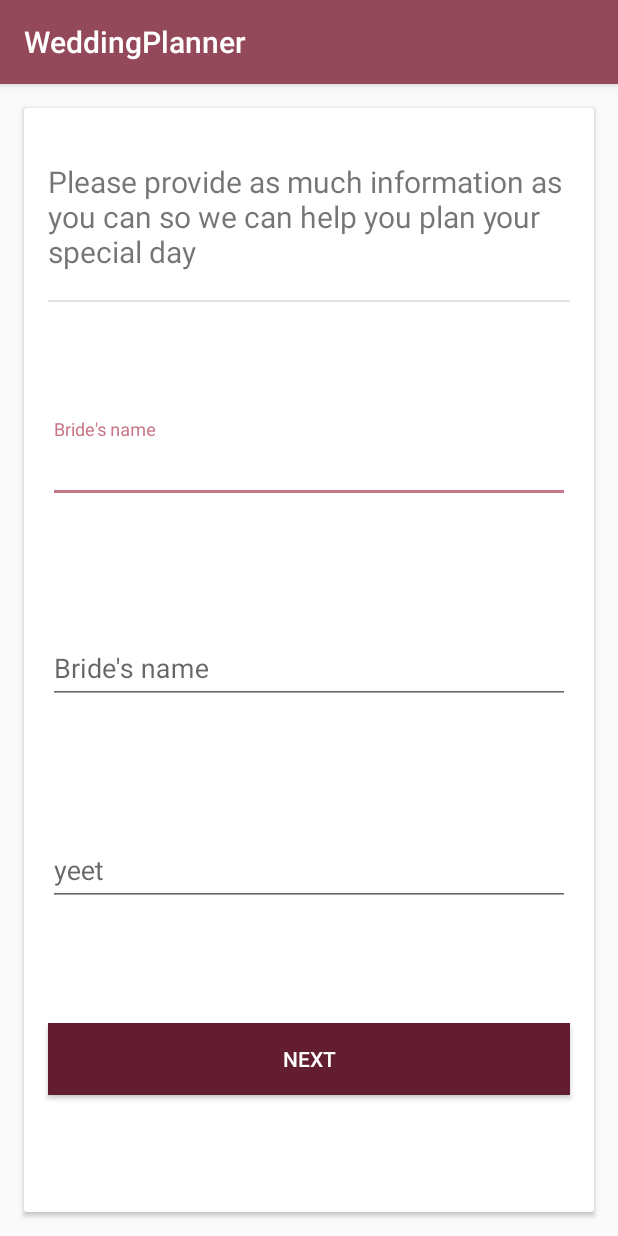
After one commit to LinkEdgar/WeddingPlanner, an Android app: the fragment WeddingDetailForm shown on its own in the app's theme, on a phone screen of 412 x 824 dp. The commit adds this screen. Run offline under Robolectric (Android 15) with nearby library versions, the phone set to English and light mode, and no system bars.

Commit message:
Wedding detail form part one works

```diff
--- a/WeddingPlanner/app/src/main/java/com/example/weddingplanner/MainActivity.kt
+++ b/WeddingPlanner/app/src/main/java/com/example/weddingplanner/MainActivity.kt
@@ -35,7 +35,7 @@ class MainActivity : AppCompatActivity() {
         // Passing each menu ID as a set of Ids because each
         // menu should be considered as top level destinations.
         appBarConfiguration = AppBarConfiguration(
-            setOf(R.id.nav_home, R.id.nav_gallery, R.id.nav_slideshow, R.id.nav_tools, R.id.nav_share, R.id.nav_send), drawerLayout)
+            setOf(R.id.nav_home, R.id.nav_wed_detail, R.id.nav_slideshow, R.id.nav_tools, R.id.nav_share, R.id.nav_send), drawerLayout)
         setupActionBarWithNavController(navController, appBarConfiguration)
         navView.setupWithNavController(navController)
     }
--- a/WeddingPlanner/app/src/main/java/com/example/weddingplanner/ui/gallery/GalleryFragment.kt
+++ /dev/null
@@ -1,31 +0,0 @@
-package com.example.weddingplanner.ui.gallery
-
-import android.os.Bundle
-import android.view.LayoutInflater
-import android.view.View
-import android.view.ViewGroup
-import android.widget.TextView
-import androidx.fragment.app.Fragment
-import androidx.lifecycle.Observer
-import androidx.lifecycle.ViewModelProviders
-import com.example.weddingplanner.R
-
-class GalleryFragment : Fragment() {
-
-    private lateinit var galleryViewModel: GalleryViewModel
-
-    override fun onCreateView(
-        inflater: LayoutInflater,
-        container: ViewGroup?,
-        savedInstanceState: Bundle?
-    ): View? {
-        galleryViewModel =
-            ViewModelProviders.of(this).get(GalleryViewModel::class.java)
-        val root = inflater.inflate(R.layout.fragment_gallery, container, false)
-        val textView: TextView = root.findViewById(R.id.text_gallery)
-        galleryViewModel.text.observe(this, Observer {
-            textView.text = it
-        })
-        return root
-    }
-}
--- /dev/null
+++ b/WeddingPlanner/app/src/main/java/com/example/weddingplanner/ui/gallery/WeddingDetailForm.kt
@@ -0,0 +1,20 @@
+package com.example.weddingplanner.ui.gallery
+
+import android.os.Bundle
+import android.view.LayoutInflater
+import android.view.View
+import android.view.ViewGroup
+import androidx.fragment.app.Fragment
+import androidx.lifecycle.ViewModelProviders
+import com.example.weddingplanner.R
+
+class WeddingDetailForm : Fragment() {
+
+    private lateinit var viewModel: WeddingDetailFormFragment
+
+    override fun onCreateView(inflater: LayoutInflater, container: ViewGroup?, savedInstanceState: Bundle?): View? {
+        viewModel = ViewModelProviders.of(this).get(WeddingDetailFormFragment::class.java)
+        val root = inflater.inflate(R.layout.fragment_wedding_detail_form, container, false)
+        return root
+    }
+}
--- a/WeddingPlanner/app/src/main/java/com/example/weddingplanner/ui/gallery/GalleryViewModel.kt
+++ b/WeddingPlanner/app/src/main/java/com/example/weddingplanner/ui/gallery/WeddingDetailFormFragment.kt
@@ -4,7 +4,7 @@ import androidx.lifecycle.LiveData
 import androidx.lifecycle.MutableLiveData
 import androidx.lifecycle.ViewModel
 
-class GalleryViewModel : ViewModel() {
+class WeddingDetailFormFragment : ViewModel() {
 
     private val _text = MutableLiveData<String>().apply {
         value = "This is gallery Fragment"
--- a/WeddingPlanner/app/src/main/res/layout/fragment_gallery.xml
+++ /dev/null
@@ -1,19 +0,0 @@
-<?xml version="1.0" encoding="utf-8"?>
-<androidx.constraintlayout.widget.ConstraintLayout xmlns:android="http://schemas.android.com/apk/res/android"
-    xmlns:app="http://schemas.android.com/apk/res-auto"
-    android:layout_width="match_parent"
-    android:layout_height="match_parent">
-
-    <TextView
-        android:id="@+id/text_gallery"
-        android:layout_width="match_parent"
-        android:layout_height="wrap_content"
-        android:layout_marginStart="8dp"
-        android:layout_marginTop="8dp"
-        android:layout_marginEnd="8dp"
-        android:textAlignment="center"
-        android:textSize="20sp"
-        app:layout_constraintEnd_toEndOf="parent"
-        app:layout_constraintStart_toStartOf="parent"
-        app:layout_constraintTop_toTopOf="parent" />
-</androidx.constraintlayout.widget.ConstraintLayout>
--- /dev/null
+++ b/WeddingPlanner/app/src/main/res/layout/fragment_wedding_detail_form.xml
@@ -0,0 +1,177 @@
+<?xml version="1.0" encoding="utf-8"?>
+<androidx.constraintlayout.widget.ConstraintLayout
+    xmlns:android="http://schemas.android.com/apk/res/android"
+    xmlns:app="http://schemas.android.com/apk/res-auto"
+    xmlns:tools="http://schemas.android.com/tools"
+    android:layout_width="match_parent"
+    android:layout_height="match_parent">
+
+    <androidx.cardview.widget.CardView
+        android:elevation="6dp"
+        android:layout_width="0dp"
+        android:layout_height="0dp"
+        app:layout_constraintBottom_toTopOf="@+id/guideline10"
+        app:layout_constraintEnd_toStartOf="@+id/guideline8"
+        app:layout_constraintStart_toStartOf="@+id/guideline7"
+        app:layout_constraintTop_toTopOf="@id/guideline9">
+
+        <androidx.constraintlayout.widget.ConstraintLayout
+            android:layout_width="match_parent"
+            android:layout_height="match_parent">
+
+
+            <TextView
+                android:id="@+id/header_tv"
+                android:layout_width="wrap_content"
+                android:layout_height="wrap_content"
+                android:text="@string/wed_detail__header"
+                android:textSize="@dimen/header_text_size"
+                app:layout_constrainedWidth="true"
+                app:layout_constraintBottom_toTopOf="@+id/divider"
+                app:layout_constraintEnd_toStartOf="@+id/guideline11"
+                app:layout_constraintHorizontal_bias="0.0"
+                app:layout_constraintStart_toStartOf="@+id/guideline12"
+                app:layout_constraintTop_toTopOf="@+id/guideline13"
+                tools:text="Please fill out as much information as you can about your special day. This will help us help you" />
+
+
+            <View
+                android:id="@+id/divider"
+                android:layout_width="0dp"
+                android:layout_height="1dp"
+                android:layout_marginTop="112dp"
+                android:background="@color/divder_color"
+                app:layout_constraintEnd_toStartOf="@+id/guideline11"
+                app:layout_constraintHorizontal_bias="0.0"
+                app:layout_constraintStart_toStartOf="@+id/guideline12"
+                app:layout_constraintTop_toTopOf="@+id/guideline13" />
+
+
+            <com.google.android.material.textfield.TextInputLayout
+                android:id="@+id/input_layout_1"
+                android:layout_width="0dp"
+                android:layout_height="wrap_content"
+                android:hint="@string/brides_name_hint"
+                app:layout_constraintBottom_toTopOf="@+id/input_layout_2"
+                app:layout_constraintEnd_toStartOf="@+id/guideline11"
+                app:layout_constraintHorizontal_bias="0.5"
+                app:layout_constraintStart_toStartOf="@+id/guideline12"
+                app:layout_constraintTop_toBottomOf="@+id/divider">
+
+                <com.google.android.material.textfield.TextInputEditText
+                    android:id="@+id/brides_name"
+                    android:layout_width="match_parent"
+                    android:layout_height="match_parent"
+                    android:singleLine="true" />
+            </com.google.android.material.textfield.TextInputLayout>
+
+            <com.google.android.material.textfield.TextInputLayout
+                android:id="@+id/input_layout_2"
+                android:layout_width="0dp"
+                android:layout_height="wrap_content"
+                android:hint="@string/brides_name_hint"
+                app:layout_constraintBottom_toTopOf="@+id/input_layout_3"
+                app:layout_constraintEnd_toStartOf="@+id/guideline11"
+                app:layout_constraintHorizontal_bias="0.5"
+                app:layout_constraintStart_toStartOf="@+id/guideline12"
+                app:layout_constraintTop_toBottomOf="@+id/input_layout_1">
+
+                <com.google.android.material.textfield.TextInputEditText
+                    android:id="@+id/grooms_name"
+                    android:layout_width="match_parent"
+                    android:layout_height="match_parent"
+                    android:singleLine="true" />
+            </com.google.android.material.textfield.TextInputLayout>
+
+            <com.google.android.material.textfield.TextInputLayout
+                android:id="@+id/input_layout_3"
+                android:layout_width="0dp"
+                android:layout_height="wrap_content"
+                android:hint="yeet"
+                app:layout_constraintBottom_toTopOf="@+id/next_bt"
+                app:layout_constraintEnd_toStartOf="@+id/guideline11"
+                app:layout_constraintHorizontal_bias="0.5"
+                app:layout_constraintStart_toStartOf="@+id/guideline12"
+                app:layout_constraintTop_toBottomOf="@+id/input_layout_2">
+
+                <com.google.android.material.textfield.TextInputEditText
+                    android:id="@+id/yeet"
+                    android:layout_width="match_parent"
+                    android:layout_height="match_parent"
+                    android:singleLine="true" />
+            </com.google.android.material.textfield.TextInputLayout>
+
+
+            <Button
+                android:id="@+id/next_bt"
+                android:layout_width="0dp"
+                android:layout_height="wrap_content"
+                android:background="@color/colorPrimaryDark"
+                android:text="@string/wedding_form_next"
+                android:textColor="@android:color/white"
+                app:layout_constraintBottom_toBottomOf="parent"
+                app:layout_constraintEnd_toStartOf="@+id/guideline11"
+                app:layout_constraintHorizontal_bias="0.5"
+                app:layout_constraintStart_toStartOf="@+id/guideline12"
+                app:layout_constraintTop_toBottomOf="@+id/input_layout_3" />
+
+            <androidx.constraintlayout.widget.Guideline
+                android:id="@+id/guideline12"
+                android:layout_width="wrap_content"
+                android:layout_height="wrap_content"
+                android:orientation="vertical"
+                app:layout_constraintGuide_begin="16dp" />
+
+            <androidx.constraintlayout.widget.Guideline
+                android:id="@+id/guideline11"
+                android:layout_width="wrap_content"
+                android:layout_height="wrap_content"
+                android:orientation="vertical"
+                app:layout_constraintGuide_end="16dp" />
+
+            <androidx.constraintlayout.widget.Guideline
+                android:id="@+id/guideline13"
+                android:layout_width="wrap_content"
+                android:layout_height="wrap_content"
+                android:orientation="horizontal"
+                app:layout_constraintGuide_begin="16dp" />
+
+            <androidx.constraintlayout.widget.Guideline
+                android:id="@+id/guideline16"
+                android:layout_width="wrap_content"
+                android:layout_height="wrap_content"
+                android:orientation="horizontal"
+                app:layout_constraintGuide_end="16dp" />
+
+        </androidx.constraintlayout.widget.ConstraintLayout>
+
+    </androidx.cardview.widget.CardView>
+
+    <androidx.constraintlayout.widget.Guideline
+        android:id="@+id/guideline7"
+        android:layout_width="wrap_content"
+        android:layout_height="wrap_content"
+        android:orientation="vertical"
+        app:layout_constraintGuide_begin="16dp" />
+
+    <androidx.constraintlayout.widget.Guideline
+        android:id="@+id/guideline8"
+        android:layout_width="wrap_content"
+        android:layout_height="wrap_content"
+        android:orientation="vertical"
+        app:layout_constraintGuide_end="16dp" />
+
+    <androidx.constraintlayout.widget.Guideline
+        android:id="@+id/guideline9"
+        android:layout_width="wrap_content"
+        android:layout_height="wrap_content"
+        android:orientation="horizontal"
+        app:layout_constraintGuide_begin="16dp" />
+
+    <androidx.constraintlayout.widget.Guideline
+        android:id="@+id/guideline10"
+        android:layout_width="wrap_content"
+        android:layout_height="wrap_content"
+        android:orientation="horizontal"
+        app:layout_constraintGuide_end="16dp" />
+</androidx.constraintlayout.widget.ConstraintLayout>
--- a/WeddingPlanner/app/src/main/res/menu/activity_main_drawer.xml
+++ b/WeddingPlanner/app/src/main/res/menu/activity_main_drawer.xml
@@ -9,10 +9,12 @@
             android:id="@+id/invite_guest"
             android:icon="@drawable/ic_menu_send"
             android:title="@string/menu_invite" />
+
+        <!-- change icon -->
         <item
-            android:id="@+id/nav_gallery"
+            android:id="@+id/nav_wed_detail"
             android:icon="@drawable/ic_menu_gallery"
-            android:title="@string/menu_gallery" />
+            android:title="@string/menu_form" />
         <item
             android:id="@+id/nav_slideshow"
             android:icon="@drawable/ic_menu_slideshow"
--- a/WeddingPlanner/app/src/main/res/navigation/mobile_navigation.xml
+++ b/WeddingPlanner/app/src/main/res/navigation/mobile_navigation.xml
@@ -12,10 +12,10 @@
         tools:layout="@layout/fragment_home" />
 
     <fragment
-        android:id="@+id/nav_gallery"
-        android:name="com.example.weddingplanner.ui.gallery.GalleryFragment"
-        android:label="@string/menu_gallery"
-        tools:layout="@layout/fragment_gallery" />
+        android:id="@+id/nav_wed_detail"
+        android:name="com.example.weddingplanner.ui.gallery.WeddingDetailForm"
+        android:label="@string/menu_form"
+        tools:layout="@layout/fragment_wedding_detail_form" />
 
     <fragment
         android:id="@+id/nav_slideshow"
--- a/WeddingPlanner/app/src/main/res/values/strings.xml
+++ b/WeddingPlanner/app/src/main/res/values/strings.xml
@@ -7,17 +7,23 @@
     <string name="nav_header_desc">Navigation header</string>
     <string name="action_settings">Settings</string>
 
+    <!-- Hamburger menu-->
+    <string name="menu_invite">Invite</string>
+
     <string name="menu_home">Home</string>
-    <string name="menu_gallery">Gallery</string>
+    <string name="menu_form">Wedding Details</string>
     <string name="menu_slideshow">Slideshow</string>
     <string name="menu_tools">Tools</string>
     <string name="menu_share">Share</string>
     <string name="menu_send">Send</string>
 
-    <!-- Hamburger menu-->
-    <string name="menu_invite">Invite</string>
-
     <!-- InviteGuests Fragment-->
     <string name="inv_header_text">Send an invitation to your special day here</string>
     <string name="invite_hint">Type the email of the invitee</string>
+
+    <!-- Wedding Detail Form -->
+    <string name="brides_name_hint">Bride\'s name</string>
+    <string name="grooms_name_hint">Groom\'s name</string>
+    <string name="wed_detail__header">Please provide as much information as you can so we can help you plan your special day</string>
+    <string name="wedding_form_next">Next</string>
 </resources>
```
